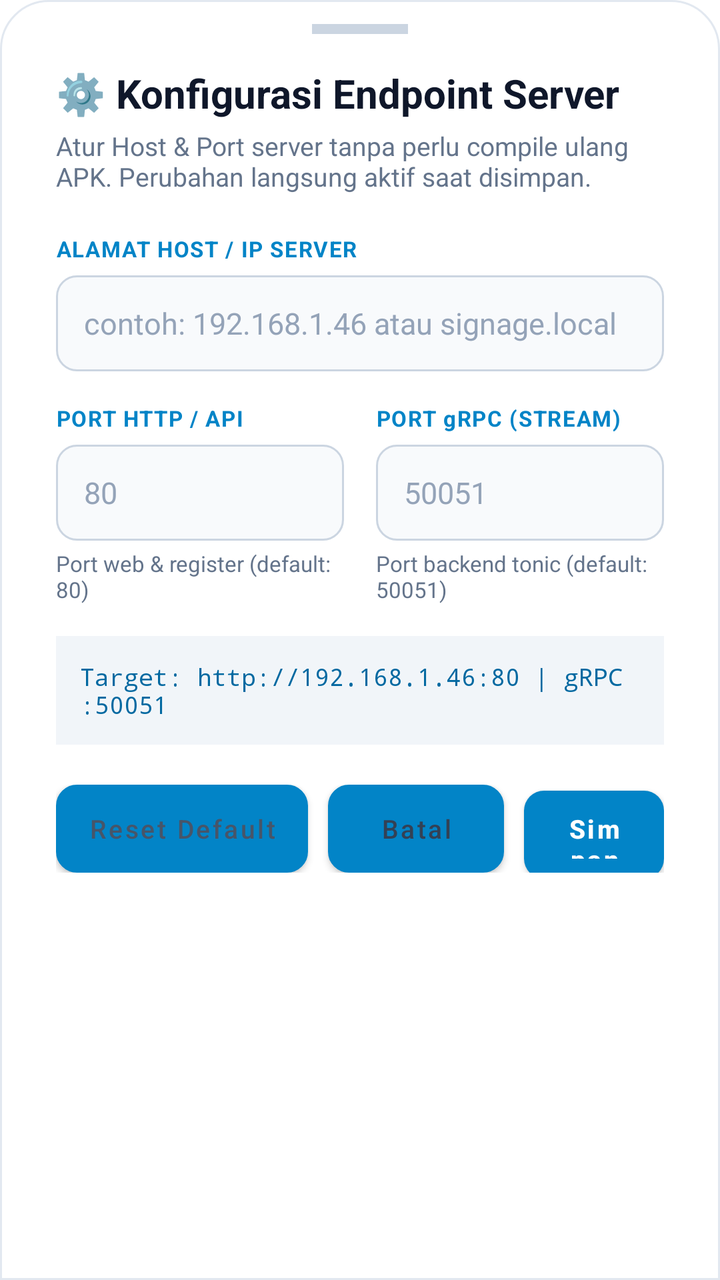
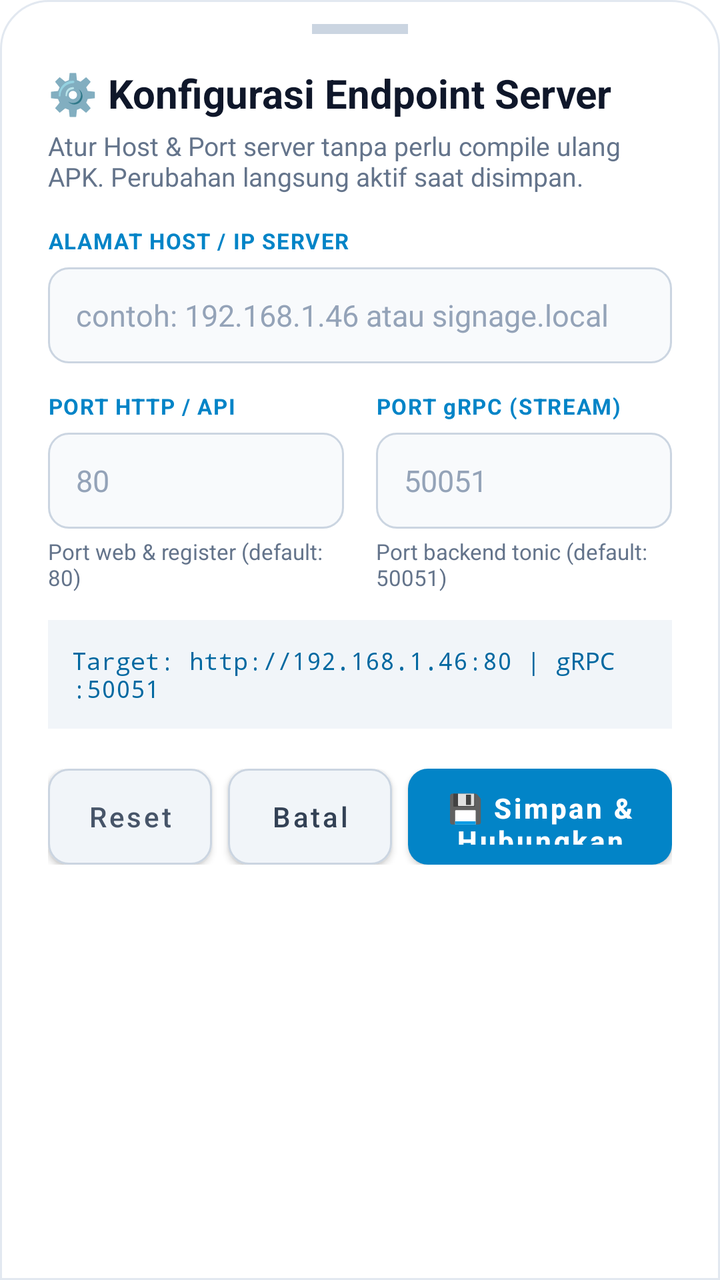

Screens rendered from an Android XML layout before and after an edit, with the pre-edit source and the edit as a unified diff.
<!-- AndroidManifest.xml: application theme Theme.DKASigmaPlayer -->
<!-- res/layout/bottom_sheet_server_config.xml -->
<?xml version="1.0" encoding="utf-8"?>
<LinearLayout xmlns:android="http://schemas.android.com/apk/res/android"
    android:layout_width="match_parent"
    android:layout_height="wrap_content"
    android:orientation="vertical"
    android:background="@drawable/bg_bottom_sheet"
    android:paddingStart="28dp"
    android:paddingEnd="28dp"
    android:paddingTop="12dp"
    android:paddingBottom="24dp">

    
    <View
        android:layout_width="48dp"
        android:layout_height="5dp"
        android:layout_gravity="center_horizontal"
        android:layout_marginBottom="16dp"
        android:background="#cbd5e1" />

    <ScrollView
        android:layout_width="match_parent"
        android:layout_height="wrap_content"
        android:fillViewport="true"
        android:scrollbars="none">

        <LinearLayout
            android:layout_width="match_parent"
            android:layout_height="wrap_content"
            android:orientation="vertical">

            
            <TextView
                android:layout_width="match_parent"
                android:layout_height="wrap_content"
                android:text="⚙️ Konfigurasi Endpoint Server"
                android:textColor="#0f172a"
                android:textSize="20sp"
                android:textStyle="bold" />

            <TextView
                android:layout_width="match_parent"
                android:layout_height="wrap_content"
                android:layout_marginTop="4dp"
                android:layout_marginBottom="20dp"
                android:text="Atur Host &amp; Port server tanpa perlu compile ulang APK. Perubahan langsung aktif saat disimpan."
                android:textColor="#64748b"
                android:textSize="13sp" />

            
            <TextView
                android:layout_width="match_parent"
                android:layout_height="wrap_content"
                android:text="ALAMAT HOST / IP SERVER"
                android:textColor="#0284c7"
                android:textSize="11sp"
                android:textStyle="bold"
                android:letterSpacing="0.05" />

            <EditText
                android:id="@+id/etServerHost"
                android:layout_width="match_parent"
                android:layout_height="48dp"
                android:layout_marginTop="6dp"
                android:background="@drawable/bg_input_field"
                android:hint="contoh: 192.168.1.46 atau signage.local"
                android:textColorHint="#94a3b8"
                android:textColor="#0f172a"
                android:textSize="15sp"
                android:paddingStart="14dp"
                android:paddingEnd="14dp"
                android:inputType="textUri"
                android:singleLine="true" />

            
            <LinearLayout
                android:layout_width="match_parent"
                android:layout_height="wrap_content"
                android:layout_marginTop="16dp"
                android:orientation="horizontal"
                android:baselineAligned="false">

                
                <LinearLayout
                    android:layout_width="0dp"
                    android:layout_height="wrap_content"
                    android:layout_weight="1"
                    android:layout_marginEnd="8dp"
                    android:orientation="vertical">

                    <TextView
                        android:layout_width="match_parent"
                        android:layout_height="wrap_content"
                        android:text="PORT HTTP / API"
                        android:textColor="#0284c7"
                        android:textSize="11sp"
                        android:textStyle="bold"
                        android:letterSpacing="0.05" />

                    <EditText
                        android:id="@+id/etHttpPort"
                        android:layout_width="match_parent"
                        android:layout_height="48dp"
                        android:layout_marginTop="6dp"
                        android:background="@drawable/bg_input_field"
                        android:hint="80"
                        android:textColorHint="#94a3b8"
                        android:textColor="#0f172a"
                        android:textSize="15sp"
                        android:paddingStart="14dp"
                        android:paddingEnd="14dp"
                        android:inputType="number"
                        android:singleLine="true" />

                    <TextView
                        android:layout_width="match_parent"
                        android:layout_height="wrap_content"
                        android:layout_marginTop="4dp"
                        android:text="Port web &amp; register (default: 80)"
                        android:textColor="#64748b"
                        android:textSize="11sp" />
                </LinearLayout>

                
                <LinearLayout
                    android:layout_width="0dp"
                    android:layout_height="wrap_content"
                    android:layout_weight="1"
                    android:layout_marginStart="8dp"
                    android:orientation="vertical">

                    <TextView
                        android:layout_width="match_parent"
                        android:layout_height="wrap_content"
                        android:text="PORT gRPC (STREAM)"
                        android:textColor="#0284c7"
                        android:textSize="11sp"
                        android:textStyle="bold"
                        android:letterSpacing="0.05" />

                    <EditText
                        android:id="@+id/etGrpcPort"
                        android:layout_width="match_parent"
                        android:layout_height="48dp"
                        android:layout_marginTop="6dp"
                        android:background="@drawable/bg_input_field"
                        android:hint="50051"
                        android:textColorHint="#94a3b8"
                        android:textColor="#0f172a"
                        android:textSize="15sp"
                        android:paddingStart="14dp"
                        android:paddingEnd="14dp"
                        android:inputType="number"
                        android:singleLine="true" />

                    <TextView
                        android:layout_width="match_parent"
                        android:layout_height="wrap_content"
                        android:layout_marginTop="4dp"
                        android:text="Port backend tonic (default: 50051)"
                        android:textColor="#64748b"
                        android:textSize="11sp" />
                </LinearLayout>

            </LinearLayout>

            
            <TextView
                android:id="@+id/tvResolvedPreview"
                android:layout_width="match_parent"
                android:layout_height="wrap_content"
                android:layout_marginTop="16dp"
                android:background="#f1f5f9"
                android:padding="12dp"
                android:textColor="#0369a1"
                android:textSize="12sp"
                android:fontFamily="monospace"
                android:text="Target: http://192.168.1.46:80 | gRPC :50051" />

            
            <LinearLayout
                android:layout_width="match_parent"
                android:layout_height="wrap_content"
                android:layout_marginTop="20dp"
                android:orientation="horizontal"
                android:gravity="end">

                <Button
                    android:id="@+id/btnResetDefault"
                    android:layout_width="wrap_content"
                    android:layout_height="44dp"
                    android:background="@drawable/bg_btn_secondary"
                    android:text="Reset Default"
                    android:textAllCaps="false"
                    android:textColor="#475569"
                    android:textSize="13sp"
                    android:paddingStart="16dp"
                    android:paddingEnd="16dp"
                    android:layout_marginEnd="10dp" />

                <Button
                    android:id="@+id/btnCancel"
                    android:layout_width="wrap_content"
                    android:layout_height="44dp"
                    android:background="@drawable/bg_btn_secondary"
                    android:text="Batal"
                    android:textAllCaps="false"
                    android:textColor="#334155"
                    android:textSize="13sp"
                    android:paddingStart="16dp"
                    android:paddingEnd="16dp"
                    android:layout_marginEnd="10dp" />

                <Button
                    android:id="@+id/btnSave"
                    android:layout_width="wrap_content"
                    android:layout_height="44dp"
                    android:background="@drawable/bg_btn_primary"
                    android:text="Simpan &amp; Hubungkan"
                    android:textAllCaps="false"
                    android:textColor="#ffffff"
                    android:textSize="13sp"
                    android:textStyle="bold"
                    android:paddingStart="20dp"
                    android:paddingEnd="20dp" />

            </LinearLayout>

        </LinearLayout>
    </ScrollView>

</LinearLayout>
<!-- resources referenced by this layout -->
<resources>
  <!-- drawable bg_bottom_sheet (drawable) -->
  <?xml version="1.0" encoding="utf-8"?>
  <shape xmlns:android="http://schemas.android.com/apk/res/android"
      android:shape="rectangle">
      <solid android:color="#ffffff" />
      <corners
          android:topLeftRadius="24dp"
          android:topRightRadius="24dp" />
      <stroke
          android:width="1dp"
          android:color="#e2e8f0" />
  </shape>
  <!-- drawable bg_btn_primary (drawable) -->
  <?xml version="1.0" encoding="utf-8"?>
  <ripple xmlns:android="http://schemas.android.com/apk/res/android"
      android:color="#38bdf8">
      <item>
          <shape android:shape="rectangle">
              <solid android:color="#0284c7" />
              <corners android:radius="10dp" />
          </shape>
      </item>
  </ripple>
  <!-- drawable bg_btn_secondary (drawable) -->
  <?xml version="1.0" encoding="utf-8"?>
  <ripple xmlns:android="http://schemas.android.com/apk/res/android"
      android:color="#e2e8f0">
      <item>
          <shape android:shape="rectangle">
              <solid android:color="#f1f5f9" />
              <corners android:radius="10dp" />
              <stroke
                  android:width="1dp"
                  android:color="#cbd5e1" />
          </shape>
      </item>
  </ripple>
  <!-- drawable bg_input_field (drawable) -->
  <?xml version="1.0" encoding="utf-8"?>
  <shape xmlns:android="http://schemas.android.com/apk/res/android"
      android:shape="rectangle">
      <solid android:color="#f8fafc" />
      <corners android:radius="10dp" />
      <stroke
          android:width="1dp"
          android:color="#cbd5e1" />
  </shape>
  <style name="Theme.DKASigmaPlayer" parent="Theme.MaterialComponents.Light.NoActionBar">
          <item name="colorPrimary">#0284c7</item>
          <item name="colorPrimaryVariant">#0369a1</item>
          <item name="colorOnPrimary">#ffffff</item>
          <item name="android:statusBarColor">#0f172a</item>
          <item name="android:navigationBarColor">#0f172a</item>
      </style>
</resources>

<!-- the commit's change to res/layout/bottom_sheet_server_config.xml (unified diff, before → after) -->
@@ -1,13 +1,14 @@
 <?xml version="1.0" encoding="utf-8"?>
 <LinearLayout xmlns:android="http://schemas.android.com/apk/res/android"
+    xmlns:app="http://schemas.android.com/apk/res-auto"
     android:layout_width="match_parent"
     android:layout_height="wrap_content"
     android:orientation="vertical"
     android:background="@drawable/bg_bottom_sheet"
-    android:paddingStart="28dp"
-    android:paddingEnd="28dp"
+    android:paddingStart="24dp"
+    android:paddingEnd="24dp"
     android:paddingTop="12dp"
-    android:paddingBottom="24dp">
+    android:paddingBottom="32dp">
 
     
     <View
@@ -41,7 +42,7 @@
                 android:layout_width="match_parent"
                 android:layout_height="wrap_content"
                 android:layout_marginTop="4dp"
-                android:layout_marginBottom="20dp"
+                android:layout_marginBottom="16dp"
                 android:text="Atur Host &amp; Port server tanpa perlu compile ulang APK. Perubahan langsung aktif saat disimpan."
                 android:textColor="#64748b"
                 android:textSize="13sp" />
@@ -75,7 +76,7 @@
             <LinearLayout
                 android:layout_width="match_parent"
                 android:layout_height="wrap_content"
-                android:layout_marginTop="16dp"
+                android:layout_marginTop="14dp"
                 android:orientation="horizontal"
                 android:baselineAligned="false">
 
@@ -168,7 +169,7 @@
                 android:id="@+id/tvResolvedPreview"
                 android:layout_width="match_parent"
                 android:layout_height="wrap_content"
-                android:layout_marginTop="16dp"
+                android:layout_marginTop="14dp"
                 android:background="#f1f5f9"
                 android:padding="12dp"
                 android:textColor="#0369a1"
@@ -181,47 +182,48 @@
                 android:layout_width="match_parent"
                 android:layout_height="wrap_content"
                 android:layout_marginTop="20dp"
+                android:layout_marginBottom="8dp"
                 android:orientation="horizontal"
-                android:gravity="end">
+                android:gravity="center_vertical">
 
                 <Button
                     android:id="@+id/btnResetDefault"
-                    android:layout_width="wrap_content"
-                    android:layout_height="44dp"
+                    android:layout_width="0dp"
+                    android:layout_height="48dp"
+                    android:layout_weight="1"
+                    android:layout_marginEnd="8dp"
                     android:background="@drawable/bg_btn_secondary"
-                    android:text="Reset Default"
+                    app:backgroundTint="@null"
+                    android:text="Reset"
                     android:textAllCaps="false"
                     android:textColor="#475569"
-                    android:textSize="13sp"
-                    android:paddingStart="16dp"
-                    android:paddingEnd="16dp"
-                    android:layout_marginEnd="10dp" />
+                    android:textSize="14sp" />
 
                 <Button
                     android:id="@+id/btnCancel"
-                    android:layout_width="wrap_content"
-                    android:layout_height="44dp"
+                    android:layout_width="0dp"
+                    android:layout_height="48dp"
+                    android:layout_weight="1"
+                    android:layout_marginEnd="8dp"
                     android:background="@drawable/bg_btn_secondary"
+                    app:backgroundTint="@null"
                     android:text="Batal"
                     android:textAllCaps="false"
                     android:textColor="#334155"
-                    android:textSize="13sp"
-                    android:paddingStart="16dp"
-                    android:paddingEnd="16dp"
-                    android:layout_marginEnd="10dp" />
+                    android:textSize="14sp" />
 
                 <Button
                     android:id="@+id/btnSave"
-                    android:layout_width="wrap_content"
-                    android:layout_height="44dp"
+                    android:layout_width="0dp"
+                    android:layout_height="48dp"
+                    android:layout_weight="1.6"
                     android:background="@drawable/bg_btn_primary"
-                    android:text="Simpan &amp; Hubungkan"
+                    app:backgroundTint="@null"
+                    android:text="💾 Simpan &amp; Hubungkan"
                     android:textAllCaps="false"
                     android:textColor="#ffffff"
-                    android:textSize="13sp"
-                    android:textStyle="bold"
-                    android:paddingStart="20dp"
-                    android:paddingEnd="20dp" />
+                    android:textSize="14sp"
+                    android:textStyle="bold" />
 
             </LinearLayout>
 
